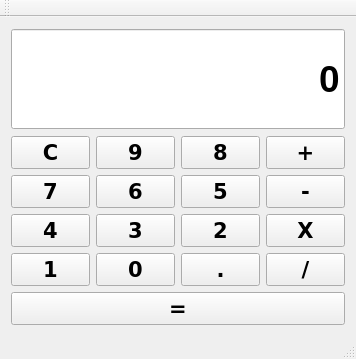
DSV08/QtFullCalc, file mainwindow.ui: the form before one commit.
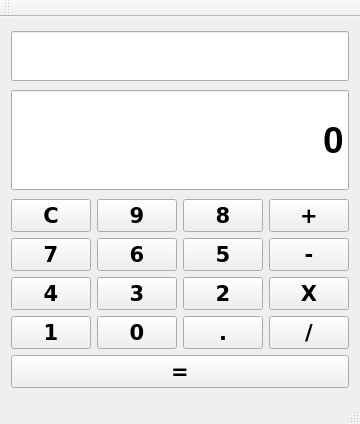
The form after the commit.

Commit message: Atualizando a interface principal com um linedit

```diff
--- a/mainwindow.ui
+++ b/mainwindow.ui
@@ -6,38 +6,42 @@
    <rect>
     <x>0</x>
     <y>0</y>
-    <width>356</width>
-    <height>359</height>
+    <width>338</width>
+    <height>424</height>
    </rect>
   </property>
-  <property name="minimumSize">
-   <size>
-    <width>356</width>
-    <height>359</height>
-   </size>
-  </property>
-  <property name="maximumSize">
-   <size>
-    <width>356</width>
-    <height>359</height>
-   </size>
-  </property>
   <property name="windowTitle">
    <string>MainWindow</string>
   </property>
   <widget class="QWidget" name="centralWidget">
    <layout class="QGridLayout" name="gridLayout_2">
     <item row="0" column="0">
-     <widget class="QLineEdit" name="lineEdit">
+     <widget class="QLineEdit" name="lineEdit_2">
       <property name="minimumSize">
        <size>
         <width>0</width>
-        <height>100</height>
+        <height>50</height>
        </size>
       </property>
       <property name="sizeIncrement">
        <size>
         <width>0</width>
+        <height>50</height>
+       </size>
+      </property>
+      <property name="baseSize">
+       <size>
+        <width>0</width>
+        <height>50</height>
+       </size>
+      </property>
+     </widget>
+    </item>
+    <item row="1" column="0">
+     <widget class="QLineEdit" name="lineEdit">
+      <property name="minimumSize">
+       <size>
+        <width>0</width>
         <height>100</height>
        </size>
       </property>
@@ -59,7 +63,7 @@
       </property>
      </widget>
     </item>
-    <item row="1" column="0">
+    <item row="2" column="0">
      <layout class="QGridLayout" name="gridLayout">
       <item row="0" column="0">
        <widget class="QPushButton" name="pushButtonClear">
```
Left out of the diff: 2 changed lines with no effect on the pictures.
